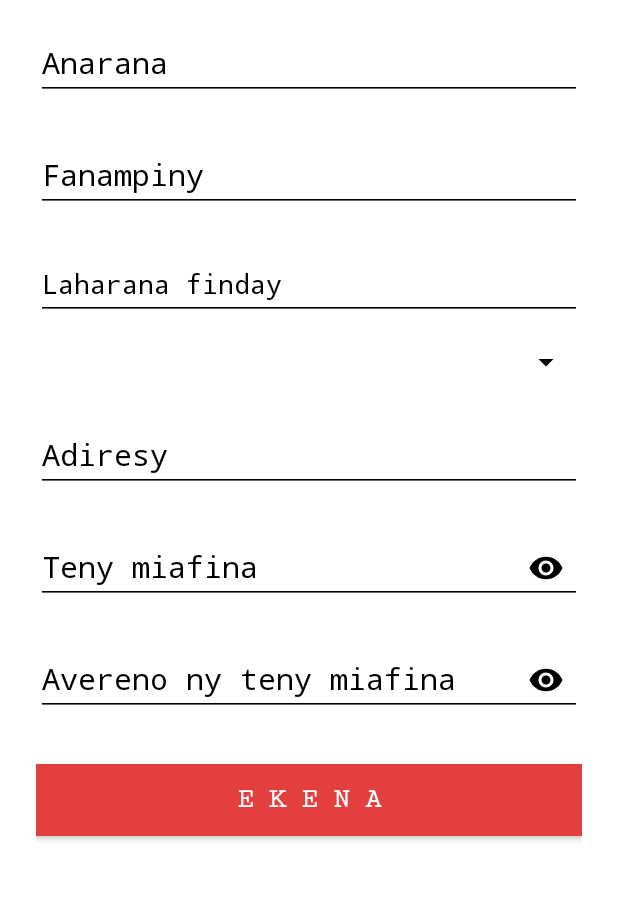
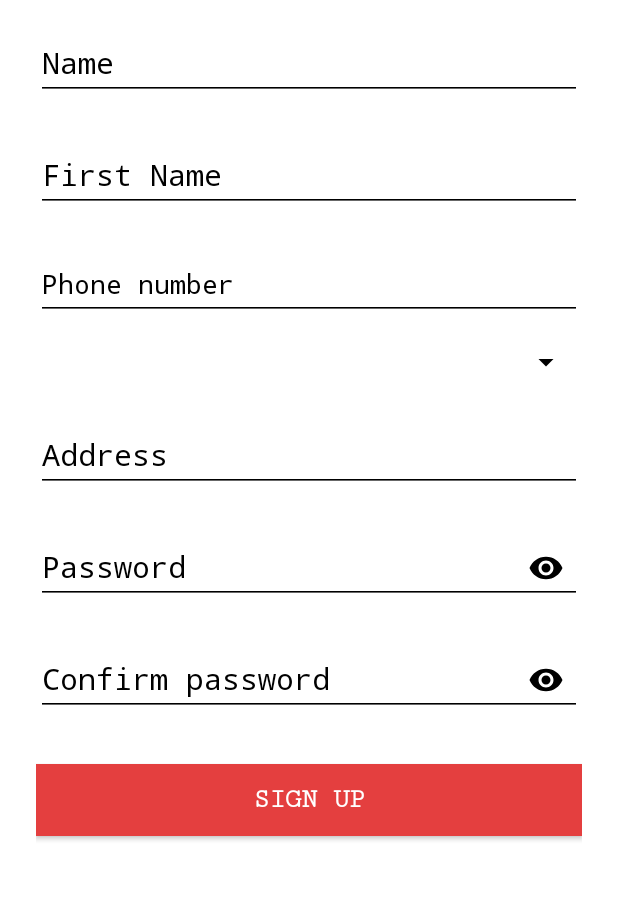
Before and after one commit to rathierry/Android, an Android app: the UserRegisterActivity screen opened directly, with no data from a screen before it, on a phone screen of 412 x 824 dp, the part 143-1043 px from its top. Run offline under Robolectric (Android 15) with nearby library versions, the phone set to English and light mode, and no system bars; our stand-ins replace ButterKnife; libraries missing offline, so code that uses them is left out: com.karumi.dexter, com.nostra13.universalimageloader, com.weiwangcn.betterspinner; plain views replace MaterialBetterSpinner; 2 statements that could not run were skipped.

Commit message:
Update all screen's string

```diff
--- a/LeZomaDeTana/app/src/main/java/com/team/lezomadetana/activity/UserLoginActivity.java
+++ b/LeZomaDeTana/app/src/main/java/com/team/lezomadetana/activity/UserLoginActivity.java
@@ -326,7 +326,7 @@ public class UserLoginActivity extends BaseActivity {
      * Failed register
      */
     private void onLoginFailed() {
-        ShowLongToast(getBaseContext(), "Login failed");
+        showLongToast(getBaseContext(), "Login failed");
         _btnLogIn.setEnabled(true);
     }
 
--- a/LeZomaDeTana/app/src/main/res/layout/activity_user_login.xml
+++ b/LeZomaDeTana/app/src/main/res/layout/activity_user_login.xml
@@ -96,7 +96,7 @@
         android:layout_below="@+id/user_login_text_input_layout_password"
         android:layout_marginTop="@dimen/activity_user_login_textView_forgot_password_layout_marginTop"
         android:fontFamily="serif-monospace"
-        android:text="@string/user_login_input_hint_forgot_password"
+        android:text="@string/user_login_text_forgot_password"
         android:textAlignment="textEnd"
         android:textColor="@color/color_black"
         android:textSize="@dimen/activity_user_login_textView_forgot_password_size"
--- a/LeZomaDeTana/app/src/main/res/layout/activity_user_register.xml
+++ b/LeZomaDeTana/app/src/main/res/layout/activity_user_register.xml
@@ -44,7 +44,7 @@
                     android:id="@+id/user_register_input_name"
                     android:layout_width="match_parent"
                     android:layout_height="wrap_content"
-                    android:hint="Anarana"
+                    android:hint="@string/user_register_input_hint_name"
                     android:inputType="textPersonName"
                     android:textColor="@color/color_black"
                     android:textSize="20sp"
@@ -63,7 +63,7 @@
                     android:id="@+id/user_register_input_firstname"
                     android:layout_width="match_parent"
                     android:layout_height="wrap_content"
-                    android:hint="Fanampiny"
+                    android:hint="@string/user_register_input_hint_firstName"
                     android:inputType="textPersonName"
                     android:textColor="@color/color_black"
                     android:textSize="20sp"
@@ -82,7 +82,7 @@
                     android:id="@+id/user_register_input_phone"
                     android:layout_width="match_parent"
                     android:layout_height="wrap_content"
-                    android:hint="Laharana finday"
+                    android:hint="@string/user_login_input_hint_phone"
                     android:inputType="number"
                     android:textAlignment="viewStart"
                     android:textAllCaps="true"
@@ -97,8 +97,8 @@
                 android:layout_height="wrap_content"
                 android:layout_marginBottom="8dp"
                 android:layout_marginTop="8dp"
-                android:hint="Faritra"
-                android:text="Safidio ny faritra"
+                android:hint="@string/user_register_input_hint_region"
+                android:text="@string/user_register_input_text_region"
                 android:textColor="@color/color_black"
                 android:textColorHint="@color/color_black"
                 android:textColorHighlight="@color/color_black"
@@ -119,7 +119,7 @@
                     android:id="@+id/user_regitser_input_address"
                     android:layout_width="match_parent"
                     android:layout_height="wrap_content"
-                    android:hint="Adiresy"
+                    android:hint="@string/user_register_input_hint_address"
                     android:inputType="textPostalAddress"
                     android:textColor="@color/color_black"
                     android:textSize="20sp"
@@ -160,7 +160,7 @@
                     android:id="@+id/user_register_input_password"
                     android:layout_width="match_parent"
                     android:layout_height="wrap_content"
-                    android:hint="Teny miafina"
+                    android:hint="@string/user_login_input_hint_password"
                     android:inputType="textPassword"
                     android:textColor="@color/color_black"
                     android:textSize="20sp"
@@ -181,7 +181,7 @@
                     android:id="@+id/user_register_input_re_password"
                     android:layout_width="match_parent"
                     android:layout_height="wrap_content"
-                    android:hint="Avereno ny teny miafina"
+                    android:hint="@string/user_register_input_hint_re_password"
                     android:inputType="textPassword"
                     android:textColor="@color/color_black"
                     android:textSize="20sp"
@@ -198,7 +198,7 @@
                 android:layout_marginTop="24dp"
                 android:background="@color/colorPrimary"
                 android:fontFamily="serif-monospace"
-                android:text="@string/user_login_btn_submit"
+                android:text="@string/user_register_btn_submit"
                 android:textAlignment="center"
                 android:textAllCaps="true"
                 android:textColor="@color/color_white"
--- a/LeZomaDeTana/app/src/main/res/layout/user_login_forgot_password.xml
+++ b/LeZomaDeTana/app/src/main/res/layout/user_login_forgot_password.xml
@@ -10,8 +10,8 @@
         android:id="@+id/user_login_forgot_password_editText"
         android:layout_width="match_parent"
         android:layout_height="wrap_content"
-        android:hint="Ampidiro ny laharan'ny finday"
-        android:inputType="phone"
+        android:hint="@string/user_login_input_hint_forgot_password"
+        android:inputType="number"
         android:textColor="@color/color_black"
         android:textColorHighlight="@color/iron"
         android:textColorHint="@color/color_black"
--- a/LeZomaDeTana/app/src/main/res/values/strings.xml
+++ b/LeZomaDeTana/app/src/main/res/values/strings.xml
@@ -1,6 +1,8 @@
 <resources>
     <!-- app name -->
     <string name="app_name">LeZomaDeTana</string>
+    <string name="app_camera_title">Camera</string>
+    <string name="app_camera_error">CameraYour device does not support the camera.</string>
 
     <!-- transition screen duration -->
     <integer name="slide_animation_duration">300</integer>
@@ -8,24 +10,39 @@
     <!-- screen: splash -->
 
     <!-- screen: user-login -->
-    <string name="user_login_text_title">Fidirana</string>
-    <string name="user_login_input_hint_phone">Laharana finday</string>
-    <string name="user_login_input_error_phone">mampidira laharana finday (tarehimarika 10)</string>
-    <string name="user_login_input_hint_password">Teny miafina</string>
-    <string name="user_login_input_error_password">mampidira teny miafina</string>
-    <string name="user_login_input_hint_forgot_password">Teny miafina adino</string>
-    <string name="user_login_btn_submit">E k e n a</string>
-    <string name="user_login_btn_register">Olona vaovao anoratra anarana</string>
+    <string name="user_login_text_title">Sign In</string>
+    <string name="user_login_input_hint_phone">Phone number</string>
+    <string name="user_login_input_error_phone">Enter a phone number (10 characters)</string>
+    <string name="user_login_input_hint_password">Password</string>
+    <string name="user_login_input_error_password">Enter your password</string>
+    <string name="user_login_text_forgot_password">Forgot password</string>
+    <string name="user_login_input_hint_forgot_password">Enter a phone number</string>
+    <string name="user_login_btn_submit">Sign In</string>
+    <string name="user_login_btn_register">No account yet? Create one</string>
 
     <!-- loading -->
-    <string name="app_spinner">Miandry .....</string>
+    <string name="app_spinner">Loading .....</string>
 
     <!-- popup: user forgot password -->
-    <string name="user_login_forgot_pass_text_title">Famerenana</string>
-    <string name="user_login_forgot_pass_btn_ok">EKENA</string>
-    <string name="user_login_forgot_pass_btn_cancel">AJANONA</string>
+    <string name="user_login_forgot_pass_text_title">Reset password</string>
+    <string name="user_login_forgot_pass_btn_ok">OK</string>
+    <string name="user_login_forgot_pass_btn_cancel">CANCEL</string>
 
     <!-- screen: user-register -->
+    <string name="user_register_input_hint_name">Name</string>
+    <string name="user_register_input_hint_firstName">First Name</string>
+    <string name="user_register_input_hint_region">Region</string>
+    <string name="user_register_input_text_region">Select a region</string>
+    <string name="user_register_input_hint_address">Address</string>
+    <string name="user_register_input_hint_re_password">Confirm password</string>
+    <string name="user_register_input_error_avatar">Take your profile avatar</string>
+    <string name="user_register_input_error_name">Enter your name</string>
+    <string name="user_register_input_error_firstName">Enter your first name</string>
+    <string name="user_register_input_error_region">Select one region</string>
+    <string name="user_register_input_error_address">Enter your address</string>
+    <string name="user_register_input_error_diff_password">Confirm your password</string>
+    <string name="user_register_btn_submit">Sign Up</string>
+
     <string name="user_register_spinner_title">Asa atao</string>
     <string name="user_register_input_error_re_password">avereno ampidirina ny teny miafina</string>
     <string name="user_register_input_error_confirm_password">hamarino ny teny miafina</string>
```
Also changed, not shown: LeZomaDeTana/app/src/main/java/com/team/lezomadetana/activity/BaseActivity.java (+26 -21 lines), LeZomaDeTana/app/src/main/java/com/team/lezomadetana/activity/UserRegisterActivity.java (+33 -15 lines).
